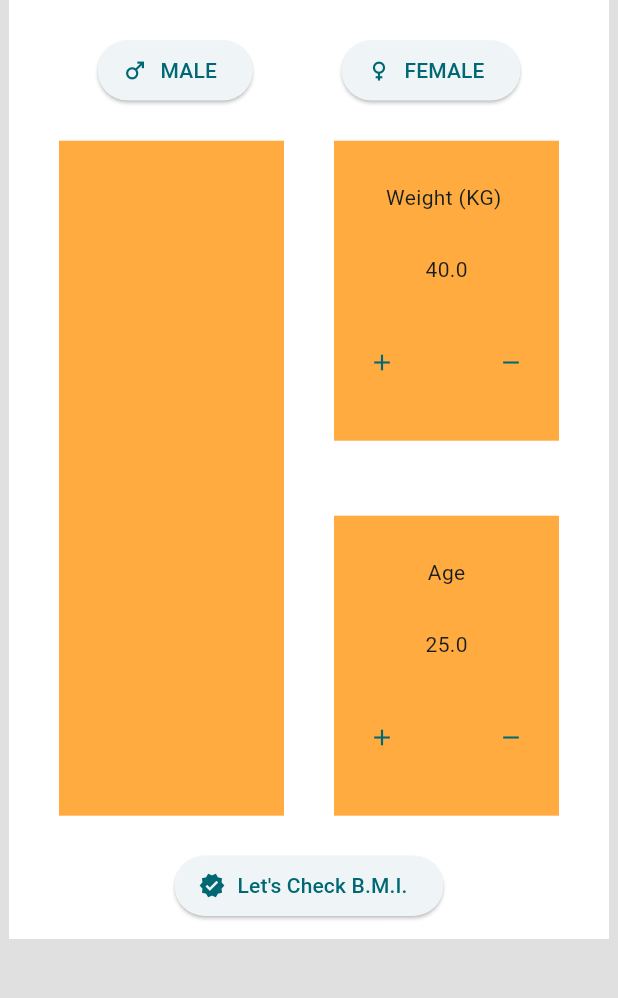
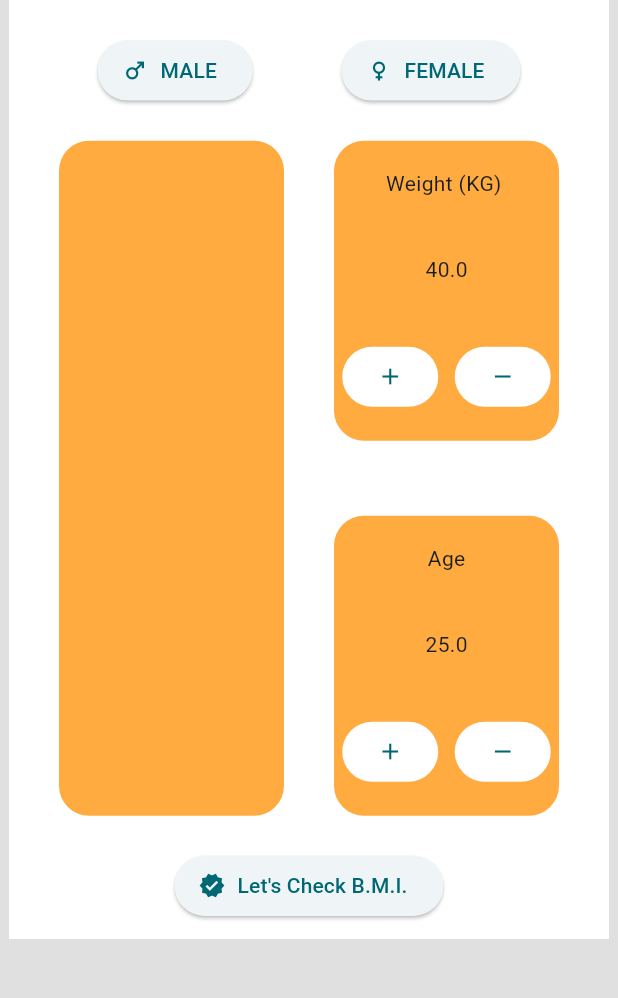
Before and after one commit to mrloknath/BMI-Calculator, a Flutter app: the screen it shows after launch, on a phone screen of 412 x 824 dp, the part 204-1202 px from its top. Run offline on Flutter 3.47's test engine with Material 3 defaults, Android fonts, the light colour scheme and no system bars.

Commit message:
19.08.24 9:59

```diff
--- a/lib/home.dart
+++ b/lib/home.dart
@@ -95,7 +95,11 @@ class _HomeScreen extends State<HomeScreen>{
                   Container(
                     height: double.maxFinite,
                     width: 150,
-                    color: Colors.orangeAccent,
+                    //color: Colors.orangeAccent,
+                    decoration:  BoxDecoration(
+                      borderRadius: BorderRadius.circular(20),
+                      color: Colors.orangeAccent,
+                    ),
                   ),
                   Column(
                     mainAxisAlignment: MainAxisAlignment.spaceBetween,
@@ -103,13 +107,21 @@ class _HomeScreen extends State<HomeScreen>{
                       Container(
                         height: 200,
                         width: 150,
-                        color: Colors.orangeAccent,
+                        //color: Colors.orangeAccent,
+                        decoration:  BoxDecoration(
+                          borderRadius: BorderRadius.circular(20),
+                          color: Colors.orangeAccent,
+                        ),
                         child: AgeWeight(string: "Weight (KG) ", amount: 40),
                       ),
                       Container(
                         height: 200,
                         width: 150,
-                        color: Colors.orangeAccent,
+                        //color: Colors.orangeAccent,
+                        decoration:  BoxDecoration(
+                          borderRadius: BorderRadius.circular(20),
+                          color: Colors.orangeAccent,
+                        ),
                         child: AgeWeight(string: "Age", amount: 25),
                       )
                     ],
@@ -150,19 +162,22 @@ class _AgeWeight  extends State<AgeWeight>{
   @override
   Widget build(BuildContext context) {
     return Column(
-      mainAxisAlignment: MainAxisAlignment.spaceEvenly,
+      mainAxisAlignment: MainAxisAlignment.spaceAround,
       children: <Widget>[
         Text(widget.string),
         Text("${widget.amount}"),
         Row(
-          mainAxisAlignment: MainAxisAlignment.spaceBetween,
+          mainAxisAlignment: MainAxisAlignment.spaceAround,
           children: [
             TextButton(
                 onPressed: (){ increment();},
-                child: const Icon(Icons.add)),
+                style: TextButton.styleFrom( backgroundColor: Colors.white,),
+                child: const Icon(Icons.add)
+            ),
             TextButton(
                 onPressed: (){ decrement();},
-                child: const Icon(Icons.remove)),
+                style: TextButton.styleFrom( backgroundColor: Colors.white,),
+                child: const Icon(Icons.remove))
           ],
         )
       ],
```
